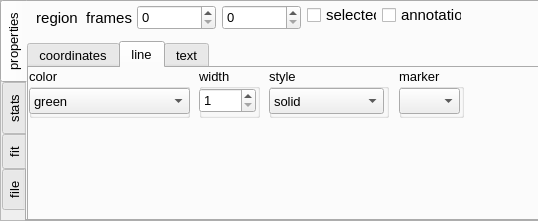
radio-astro/casa, file code/display/region/QtRegionState.ui: the form before one commit.
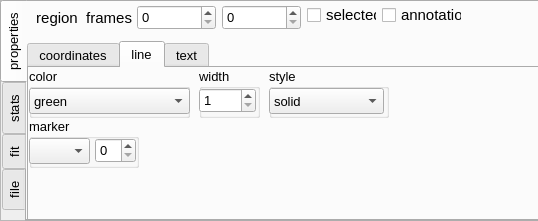
The form after the commit. The open tabs and pages were chosen to show the change.

Commit message:
New Development: no             JIRA Issue: no       Ready to Release: yes      Interface Changes: none What Interface Changed: none          Test Programs: none   Put in Release Notes: no
           Description: add spin-box to set symbol size...

What changed in the file:
```diff
--- a/code/display/region/QtRegionState.ui
+++ b/code/display/region/QtRegionState.ui
@@ -938,15 +938,15 @@
          <widget class="QGroupBox" name="marker_group">
           <property name="geometry">
            <rect>
-            <x>370</x>
-            <y>0</y>
-            <width>65</width>
+            <x>0</x>
+            <y>50</y>
+            <width>110</width>
             <height>50</height>
            </rect>
           </property>
           <property name="minimumSize">
            <size>
-            <width>65</width>
+            <width>110</width>
             <height>50</height>
            </size>
           </property>
@@ -966,6 +966,22 @@
             </rect>
            </property>
           </widget>
+          <widget class="QSpinBox" name="marker_size">
+           <property name="geometry">
+            <rect>
+             <x>66</x>
+             <y>20</y>
+             <width>41</width>
+             <height>25</height>
+            </rect>
+           </property>
+           <property name="minimum">
+            <number>0</number>
+           </property>
+           <property name="maximum">
+            <number>9</number>
+           </property>
+          </widget>
          </widget>
         </widget>
         <widget class="QWidget" name="textTab">
```
Left out of the diff: 5 changed lines with no effect on the pictures.
